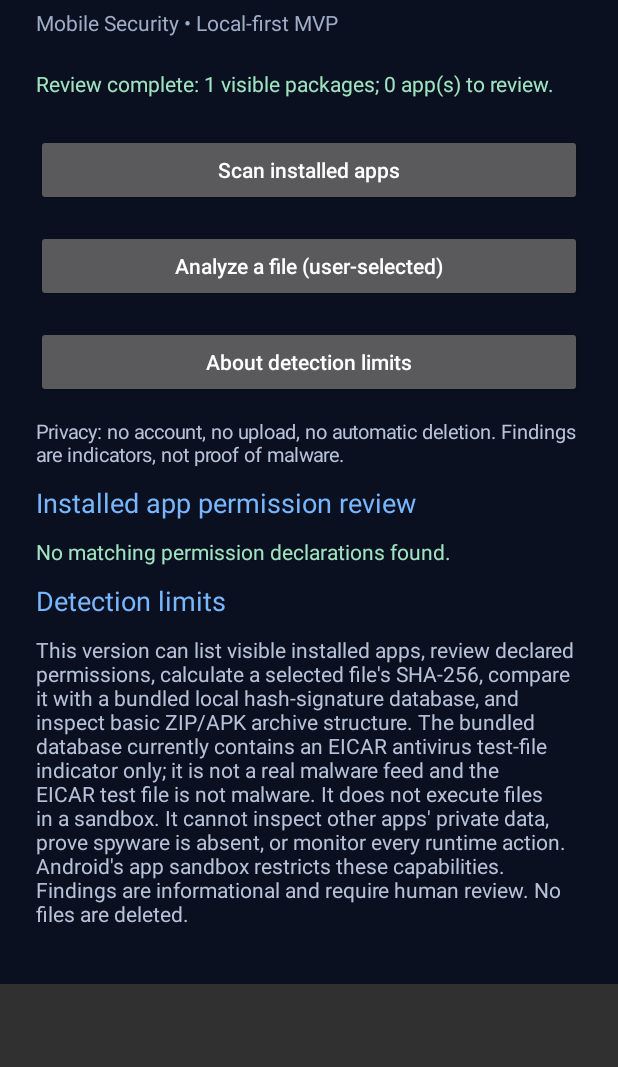
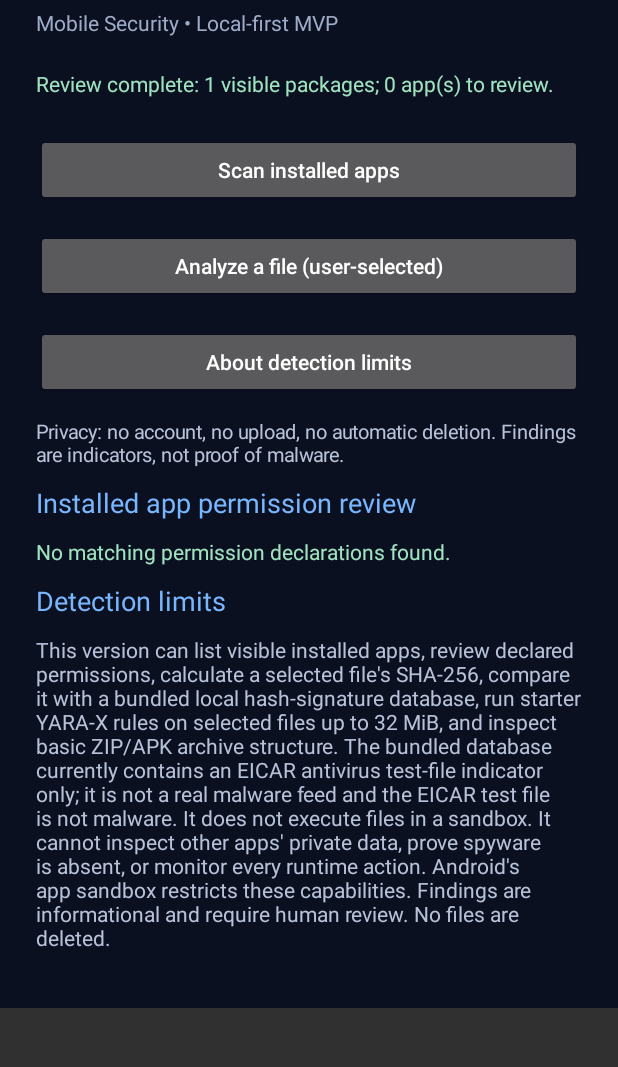
Before and after one commit to safwan762233-lang/sentinel-ai, an Android app: the screen it shows after launch (MainActivity), after a tap on "About detection limits", on a phone screen of 412 x 824 dp, the part 115-1182 px from its top. Run offline under Robolectric (Android 15) with nearby library versions, the phone set to English and light mode, and no system bars; 2 other taps on this screen came first.

Commit message:
Document YARA-X file scan capability

```diff
--- a/app/src/main/java/com/sentinelai/mobile/MainActivity.java
+++ b/app/src/main/java/com/sentinelai/mobile/MainActivity.java
@@ -279,6 +279,6 @@ public class MainActivity extends Activity {
 
     private void showLimits() {
         heading("Detection limits");
-        content.addView(text("This version can list visible installed apps, review declared permissions, calculate a selected file's SHA-256, compare it with a bundled local hash-signature database, and inspect basic ZIP/APK archive structure. The bundled database currently contains an EICAR antivirus test-file indicator only; it is not a real malware feed and the EICAR test file is not malware. It does not execute files in a sandbox. It cannot inspect other apps' private data, prove spyware is absent, or monitor every runtime action. Android's app sandbox restricts these capabilities. Findings are informational and require human review. No files are deleted.", 14, 0xFFB7C2D8));
+        content.addView(text("This version can list visible installed apps, review declared permissions, calculate a selected file's SHA-256, compare it with a bundled local hash-signature database, run starter YARA-X rules on selected files up to 32 MiB, and inspect basic ZIP/APK archive structure. The bundled database currently contains an EICAR antivirus test-file indicator only; it is not a real malware feed and the EICAR test file is not malware. It does not execute files in a sandbox. It cannot inspect other apps' private data, prove spyware is absent, or monitor every runtime action. Android's app sandbox restricts these capabilities. Findings are informational and require human review. No files are deleted.", 14, 0xFFB7C2D8));
     }
 }
```
